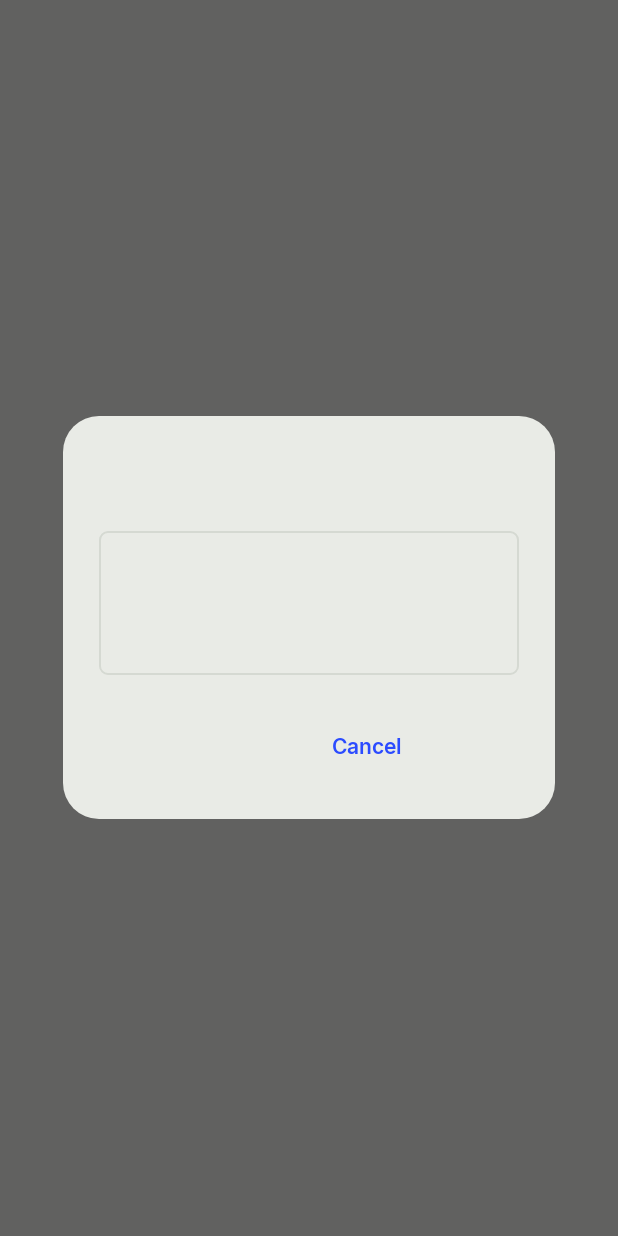
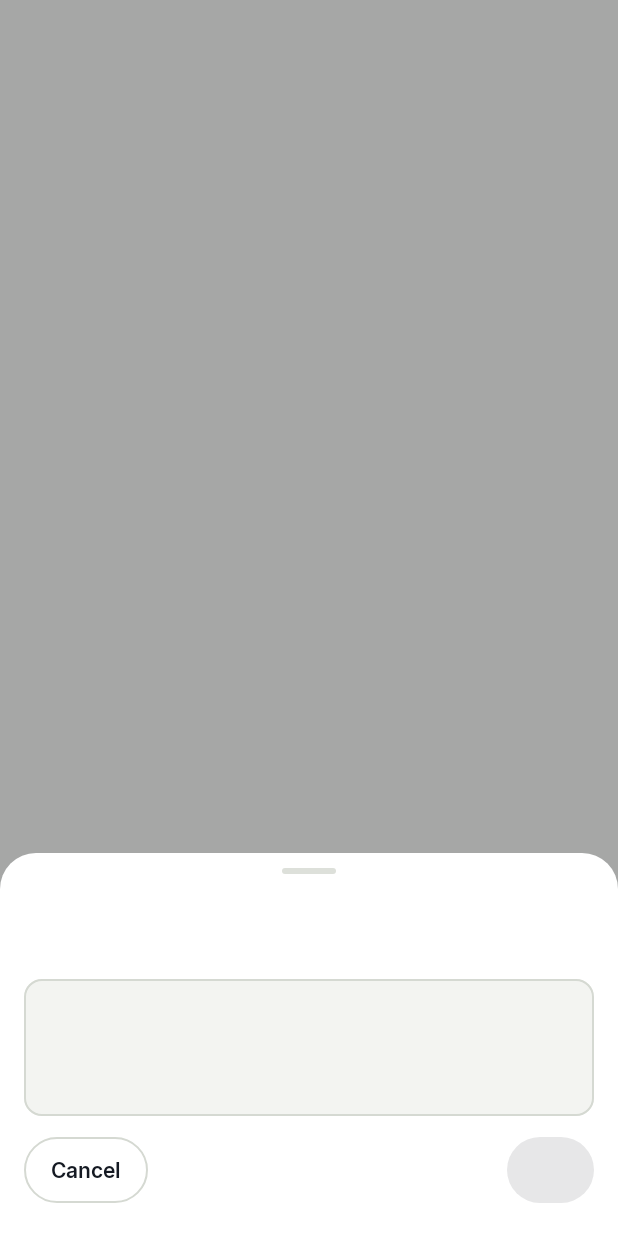
Before and after one commit to IgnatRozhkoTR/governed-workflow-android, an Android app built with Jetpack Compose: the composable TextInputDialog called with empty values, on a phone screen of 412 x 824 dp. Run offline under Robolectric (Android 15) with nearby library versions, the phone set to English and light mode, and no system bars.

Commit message:
Turn comment, reply and annotation inputs into bottom sheets with a labelled field and pill buttons, replacing the stock alert dialog.

```diff
--- a/app/src/main/java/com/ignatrozhko/governedworkflow/ui/workspace/common/CommentThread.kt
+++ b/app/src/main/java/com/ignatrozhko/governedworkflow/ui/workspace/common/CommentThread.kt
@@ -9,11 +9,11 @@ import androidx.compose.foundation.layout.Arrangement
 import androidx.compose.foundation.layout.Column
 import androidx.compose.foundation.layout.PaddingValues
 import androidx.compose.foundation.layout.Row
+import androidx.compose.foundation.layout.Spacer
 import androidx.compose.foundation.layout.fillMaxWidth
 import androidx.compose.foundation.layout.padding
 import androidx.compose.material3.AlertDialog
 import androidx.compose.material3.MaterialTheme
-import androidx.compose.material3.OutlinedTextField
 import androidx.compose.material3.Surface
 import androidx.compose.material3.Text
 import androidx.compose.material3.TextButton
@@ -28,7 +28,10 @@ import androidx.compose.ui.Modifier
 import androidx.compose.ui.text.style.TextDecoration
 import androidx.compose.ui.unit.dp
 import com.ignatrozhko.governedworkflow.data.api.Comment
+import com.ignatrozhko.governedworkflow.ui.common.LabeledField
 import com.ignatrozhko.governedworkflow.ui.common.OutlinedActionButton
+import com.ignatrozhko.governedworkflow.ui.common.PanelSheet
+import com.ignatrozhko.governedworkflow.ui.common.PrimaryButton
 import com.ignatrozhko.governedworkflow.ui.theme.Checkpoint
 
 /** Collapsed "N comments" link that expands into the thread with resolve toggles and an add-comment action. */
@@ -130,15 +133,14 @@ fun TextInputDialog(
     onConfirm: (String) -> Unit,
 ) {
     var text by remember { mutableStateOf(initialText) }
-    AlertDialog(
-        onDismissRequest = onDismiss,
-        title = { Text(title) },
-        text = { OutlinedTextField(value = text, onValueChange = { text = it }, label = { Text(label) }, minLines = 3) },
-        confirmButton = {
-            TextButton(onClick = { onConfirm(text.trim()) }, enabled = !isTextRequired || text.isNotBlank()) { Text(confirmLabel) }
-        },
-        dismissButton = { TextButton(onClick = onDismiss) { Text("Cancel") } },
-    )
+    PanelSheet(title, onDismiss) {
+        LabeledField(label, text, { text = it }, isSingleLine = false, minLines = 3)
+        Row(Modifier.fillMaxWidth()) {
+            OutlinedActionButton("Cancel", onDismiss)
+            Spacer(Modifier.weight(1f))
+            PrimaryButton(confirmLabel, { onConfirm(text.trim()) }, isEnabled = !isTextRequired || text.isNotBlank())
+        }
+    }
 }
 
 @Composable
```
